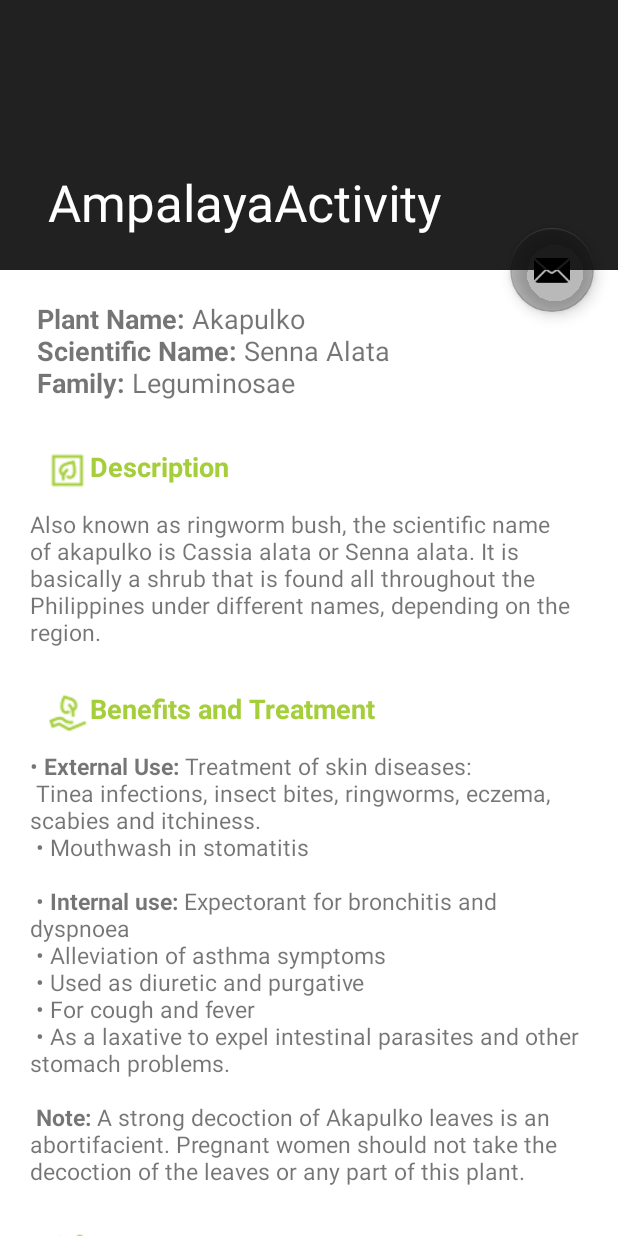
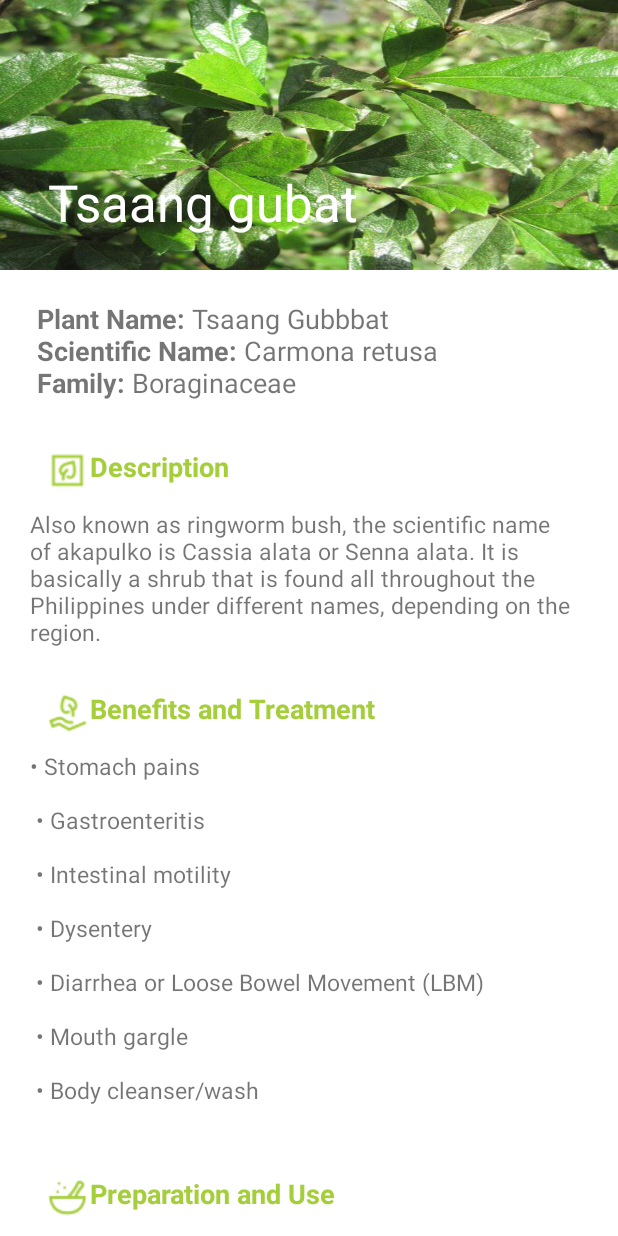
Before and after one commit to MeixieM/Herbarium-App, an Android app: the TsaangGubatActivity screen opened directly, with no data from a screen before it, on a phone screen of 412 x 824 dp. Run offline under Robolectric (Android 15) with nearby library versions, the phone set to English and light mode, and no system bars.

Commit message:
added Tsaang Gubat Activity

```diff
--- a/app/src/main/java/com/example/herbarium/MainActivity.java
+++ b/app/src/main/java/com/example/herbarium/MainActivity.java
@@ -106,8 +106,8 @@ public class MainActivity extends AppCompatActivity {
                 if(result.getText() == "Akapulko"){
                     Intent intent = new Intent(MainActivity.this, AkapulkoActivity.class);
                     startActivity(intent);
-                } else if (result.getText() == "Ampalaya") {
-                    Intent intent = new Intent(MainActivity.this, AkapulkoActivity.class);
+                } else if (result.getText() == "Tsaang gubat") {
+                    Intent intent = new Intent(MainActivity.this, TsaangGubatActivity.class);
                     startActivity(intent);
                 }
 
--- a/app/src/main/java/com/example/herbarium/AmpalayaActivity.java
+++ b/app/src/main/java/com/example/herbarium/TsaangGubatActivity.java
@@ -9,19 +9,21 @@ import com.google.android.material.snackbar.Snackbar;
 import androidx.appcompat.app.AppCompatActivity;
 import androidx.appcompat.widget.Toolbar;
 
+import android.text.method.LinkMovementMethod;
 import android.view.View;
+import android.widget.TextView;
 
-import com.example.herbarium.databinding.ActivityAmpalayaBinding;
+import com.example.herbarium.databinding.ActivityTsaangGubatBinding;
 
-public class AmpalayaActivity extends AppCompatActivity {
-
-    private ActivityAmpalayaBinding binding;
+public class TsaangGubatActivity extends AppCompatActivity {
+    TextView linkTextView;
+    private ActivityTsaangGubatBinding binding;
 
     @Override
     protected void onCreate(Bundle savedInstanceState) {
         super.onCreate(savedInstanceState);
 
-        binding = ActivityAmpalayaBinding.inflate(getLayoutInflater());
+        binding = ActivityTsaangGubatBinding.inflate(getLayoutInflater());
         setContentView(binding.getRoot());
 
         Toolbar toolbar = binding.toolbar;
@@ -29,13 +31,7 @@ public class AmpalayaActivity extends AppCompatActivity {
         CollapsingToolbarLayout toolBarLayout = binding.toolbarLayout;
         toolBarLayout.setTitle(getTitle());
 
-        FloatingActionButton fab = binding.fab;
-        fab.setOnClickListener(new View.OnClickListener() {
-            @Override
-            public void onClick(View view) {
-                Snackbar.make(view, "Replace with your own action", Snackbar.LENGTH_LONG)
-                        .setAction("Action", null).show();
-            }
-        });
+        linkTextView = findViewById(R.id.txtMore);
+        linkTextView.setMovementMethod(LinkMovementMethod.getInstance());
     }
 }
--- a/app/src/main/res/layout/activity_ampalaya.xml
+++ b/app/src/main/res/layout/activity_tsaang_gubat.xml
@@ -5,7 +5,7 @@
     android:layout_width="match_parent"
     android:layout_height="match_parent"
     android:fitsSystemWindows="true"
-    tools:context=".AmpalayaActivity">
+    tools:context=".TsaangGubatActivity">
 
     <com.google.android.material.appbar.AppBarLayout
         android:id="@+id/app_bar"
@@ -20,7 +20,8 @@
             android:layout_width="match_parent"
             android:layout_height="match_parent"
             android:fitsSystemWindows="true"
-            app:contentScrim="?attr/colorPrimary"
+            android:background="@drawable/tsaang_gubat"
+            app:contentScrim="@color/primary_green"
             app:layout_scrollFlags="scroll|exitUntilCollapsed"
             app:toolbarId="@+id/toolbar">
 
@@ -34,15 +35,8 @@
         </com.google.android.material.appbar.CollapsingToolbarLayout>
     </com.google.android.material.appbar.AppBarLayout>
 
-    <include layout="@layout/content_scrolling" />
+    <include layout="@layout/tsaang_gubat_scrolling" />
 
-    <com.google.android.material.floatingactionbutton.FloatingActionButton
-        android:id="@+id/fab"
-        android:layout_width="wrap_content"
-        android:layout_height="wrap_content"
-        android:layout_marginEnd="@dimen/fab_margin"
-        app:layout_anchor="@id/app_bar"
-        app:layout_anchorGravity="bottom|end"
-        app:srcCompat="@android:drawable/ic_dialog_email" />
+
 
 </androidx.coordinatorlayout.widget.CoordinatorLayout>
--- /dev/null
+++ b/app/src/main/res/layout/tsaang_gubat_scrolling.xml
@@ -0,0 +1,127 @@
+<?xml version="1.0" encoding="utf-8"?>
+<androidx.core.widget.NestedScrollView xmlns:android="http://schemas.android.com/apk/res/android"
+    xmlns:app="http://schemas.android.com/apk/res-auto"
+    xmlns:tools="http://schemas.android.com/tools"
+    android:layout_width="match_parent"
+    android:layout_height="match_parent"
+    app:layout_behavior="@string/appbar_scrolling_view_behavior"
+    tools:context=".TsaangGubatActivity"
+    tools:showIn="@layout/activity_tsaang_gubat">
+
+    <androidx.constraintlayout.widget.ConstraintLayout
+        android:layout_width="match_parent"
+        android:layout_height="wrap_content"
+        android:layout_margin="20dp"
+        >
+
+        <TextView
+            android:id="@+id/tv1"
+            android:layout_width="match_parent"
+            android:layout_height="match_parent"
+            android:text="@string/headerTsaangGubat"
+            android:textSize="18dp"
+            app:layout_constraintStart_toStartOf="parent"
+            app:layout_constraintTop_toTopOf="parent"
+            />
+
+        <TextView
+            android:id="@+id/txt_title_description"
+            android:layout_width="match_parent"
+            android:layout_height="wrap_content"
+            android:drawableStart="@drawable/ic_description"
+            android:padding="10dp"
+            android:textColor="@color/primary_green"
+            android:text="@string/titleDescription"
+            android:textSize="18dp"
+            app:layout_constraintStart_toStartOf="parent"
+            app:layout_constraintTop_toBottomOf="@id/tv1"
+            />
+
+        <TextView
+            android:id="@+id/txtDescription"
+            android:layout_width="match_parent"
+            android:layout_height="wrap_content"
+            android:text="@string/DescriptionTG"
+            android:textSize="15sp"
+            app:layout_constraintStart_toStartOf="parent"
+            app:layout_constraintTop_toBottomOf="@id/txt_title_description"
+            />
+
+
+        <TextView
+            android:id="@+id/text_title_benefits"
+            android:layout_width="match_parent"
+            android:layout_height="wrap_content"
+            android:drawableStart="@drawable/ic_benefits"
+            android:padding="10dp"
+            android:textColor="@color/primary_green"
+            android:text="@string/titleBenefits"
+            android:textSize="18dp"
+            app:layout_constraintStart_toStartOf="parent"
+            app:layout_constraintTop_toBottomOf="@id/txtDescription"
+            />
+
+        <TextView
+            android:id="@+id/txtBenefits"
+            android:layout_width="match_parent"
+            android:layout_height="wrap_content"
+            android:text="@string/BenefitsTG"
+            android:textSize="15sp"
+            app:layout_constraintStart_toStartOf="parent"
+            app:layout_constraintTop_toBottomOf="@id/text_title_benefits"
+            />
+
+
+        <TextView
+            android:id="@+id/txt_title_preperation"
+            android:layout_width="match_parent"
+            android:layout_height="wrap_content"
+            android:drawableStart="@drawable/ic_preperation"
+            android:padding="10dp"
+            android:textColor="@color/primary_green"
+            android:text="@string/titleUse"
+            android:textSize="18dp"
+            app:layout_constraintStart_toStartOf="parent"
+            app:layout_constraintTop_toBottomOf="@id/txtBenefits"
+            />
+
+        <TextView
+            android:id="@+id/txtPreperation"
+            android:layout_width="match_parent"
+            android:layout_height="wrap_content"
+            android:text="@string/useTG"
+            android:textSize="15sp"
+            app:layout_constraintStart_toStartOf="parent"
+            app:layout_constraintTop_toBottomOf="@id/txt_title_preperation"
+            />
+
+        <TextView
+            android:id="@+id/txt_title_more"
+            android:layout_width="match_parent"
+            android:layout_height="wrap_content"
+            android:drawableStart="@drawable/ic_preperation"
+            android:padding="10dp"
+            android:textColor="@color/primary_green"
+            android:text="@string/titleMore"
+            android:textSize="18dp"
+            app:layout_constraintStart_toStartOf="parent"
+            app:layout_constraintTop_toBottomOf="@id/txtPreperation"
+            />
+
+        <TextView
+            android:id="@+id/txtMore"
+            android:layout_width="match_parent"
+            android:layout_height="wrap_content"
+            android:drawableStart="@drawable/ic_wiki"
+            android:text="@string/moreTG"
+            android:textSize="18sp"
+            android:textColor="@color/black"
+            app:layout_constraintStart_toStartOf="parent"
+            app:layout_constraintTop_toBottomOf="@id/txt_title_more"
+            />
+
+    </androidx.constraintlayout.widget.ConstraintLayout>
+
+
+
+</androidx.core.widget.NestedScrollView>
--- /dev/null
+++ b/app/src/main/res/menu/menu_tsaang_gubat.xml
@@ -0,0 +1,6 @@
+<menu xmlns:android="http://schemas.android.com/apk/res/android"
+    xmlns:app="http://schemas.android.com/apk/res-auto"
+    xmlns:tools="http://schemas.android.com/tools"
+    tools:context="com.example.herbarium.TsaangGubatActivity">
+
+</menu>
--- a/app/src/main/res/values/strings.xml
+++ b/app/src/main/res/values/strings.xml
@@ -4,6 +4,14 @@
     <!--    Home Activity-->
     <string name="home_btn_tips"> \t <b>Tips on taking pictures</b> \n \t Tap here to learn more</string>
     <!--Home Activity -->
+
+    <!--Akapulko-->
+
+    <string name="titleDescription"><b>Description</b></string>
+    <string name="titleBenefits"><b>Benefits and Treatment</b></string>
+    <string name="titleUse"><b>Preparation and Use</b></string>
+    <string name="titleMore"><b>More Information</b></string>
+
 
 
     <string name="title_activity_akapulko">Akapulko</string>
@@ -49,6 +57,7 @@ It should be noted that the pounded leaves of this plant may be applied thinly o
 
     <string name="txt_title_more"><b>More Information:</b></string>
     <string name="large_text4"><a href="https://en.wikipedia.org/wiki/Senna_alata"> Wikipedia</a></string>
+    <!--    Akapulko -->
 
 
     <string name="large_text">
@@ -169,4 +178,39 @@ Because some states/countries do not allow certain limitations of liability, thi
     </string>
 
 
+
+    <!--Tsaang Gubat-->
+
+    <string name="title_activity_tsaang_gubat">Tsaang gubat</string>
+    <string name="headerTsaangGubat">
+        <b>Plant Name:</b> Tsaang Gubbbat \n
+        <b>Scientific Name:</b> Carmona retusa \n
+        <b>Family:</b> Boraginaceae \n
+    </string>
+
+    <string name="DescriptionTG">Also known as ringworm bush, the scientific name of akapulko is Cassia alata or Senna alata. It is basically a shrub that is found all throughout the Philippines under different names, depending on the region. \n
+    </string>
+
+    <string name="BenefitsTG"> • Stomach pains \n\n
+• Gastroenteritis \n\n
+• Intestinal motility \n\n
+• Dysentery \n\n
+• Diarrhea or Loose Bowel Movement (LBM) \n\n
+• Mouth gargle \n\n
+• Body cleanser/wash \n\n
+
+
+    </string>
+
+    <string name="useTG">• Thoroughly wash the leaves of tsaang gubat in running water. Chop to a desirable size and boil 1 cup of chopped leaves in 2 cups of water. Boil in low heat for 15 to 20 minutes and drain. \n\n
+• Take a cupful every 4 hours for diarrhea, gastroenteritis and stomach pains.\n\n
+• Gargle for stronger teeth and prevent cavities.\n\n
+• Drink as tea daily for general good health.\n\n
+
+
+    </string>
+
+
+    <string name="moreTG"><a href="https://en.wikipedia.org/wiki/Ehretia_microphylla"> Wikipedia</a></string>
+    <!--    Tsaang Gubat -->
 </resources>
```
Also changed, not shown: app/src/main/AndroidManifest.xml (+8 -8 lines).
